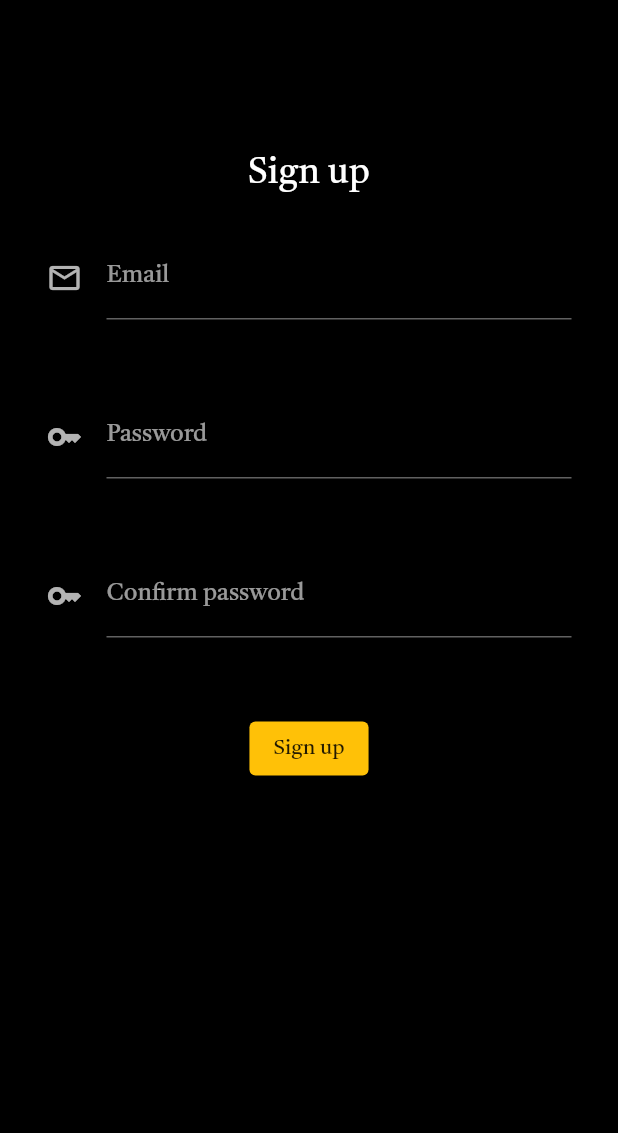
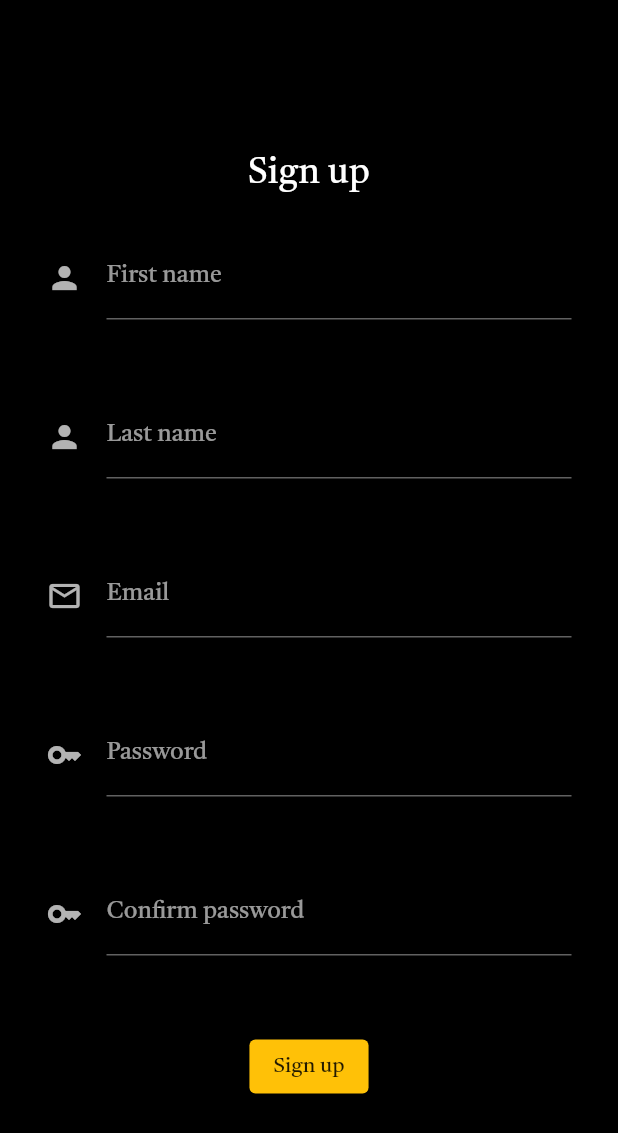
Before and after one commit to VicBVic/self-note, a Flutter app: the SignupPage screen opened by its route, on a phone screen of 412 x 824 dp. Shown: the top 1133 px of the screen. Run offline on Flutter 3.47's test engine with Material 2 defaults, Android fonts, the light colour scheme and no system bars; our stand-ins replace cloud_firestore, firebase_auth, firebase_core, flutter_colorpicker, flutter_riverpod, shared_preferences; missing offline and left inert: dart:html, painter; accounts and stored records are empty; network calls fail.

Commit message:
fixed some warnings, fixed firebase, fixed code, fixed errors

```diff
--- a/lib/auth/signup.dart
+++ b/lib/auth/signup.dart
@@ -1,27 +1,35 @@
-// ignore_for_file: prefer_const_constructors
-import 'package:firebase_core/firebase_core.dart';
 import 'package:firebase_auth/firebase_auth.dart';
 import 'package:flutter/material.dart';
 import 'package:itec20222/robertstore.dart';
 
 class SignupPage extends StatefulWidget {
-  // ignore: prefer_const_constructors_in_immutables
-  SignupPage({Key? key}) : super(key: key);
+  const SignupPage({Key? key}) : super(key: key);
 
   @override
   State<SignupPage> createState() => _SignupPageState();
 }
 
-Future<bool> signup(var email, var pass, var confpass, var context) async {
+Future<bool> signup(String fname, String lname, String email, String pass,
+    String confpass, var context) async {
   String error = "";
 
+  if (fname == "" ||
+      lname == "" ||
+      email == "" ||
+      pass == "" ||
+      confpass == "") {
+    error = "You have not completed all fields";
+  }
+
+  if (error == "") {
     if (pass == confpass) {
       try {
-      final credential =
-          await FirebaseAuth.instance.createUserWithEmailAndPassword(
+        //final credential =
+        var u = await FirebaseAuth.instance.createUserWithEmailAndPassword(
           email: email,
           password: pass,
         );
+        await Robertstore.instance.createUser(u.user!.uid, fname, lname);
       } on FirebaseAuthException catch (e) {
         if (e.code == 'weak-password') {
           error = 'The password provided is too weak.';
@@ -34,23 +42,24 @@ Future<bool> signup(var email, var pass, var confpass, var context) async {
     } else {
       error = "The passwords do not match!";
     }
+  }
 
   if (error != "") {
     showDialog(
         context: context,
         builder: (ontext) => AlertDialog(
-              title: Text("Error"),
+              title: const Text("Error"),
               content: SingleChildScrollView(
                 child: ListBody(
                   children: [
                     Text(error),
-                    Text("Please try again!"),
+                    const Text("Please try again!"),
                   ],
                 ),
               ),
               actions: [
                 TextButton(
-                  child: Text("Ok"),
+                  child: const Text("Ok"),
                   onPressed: () {
                     Navigator.of(context).pop();
                   },
@@ -63,59 +72,79 @@ Future<bool> signup(var email, var pass, var confpass, var context) async {
 }
 
 class _SignupPageState extends State<SignupPage> {
-  TextEditingController emailcontroller = new TextEditingController();
-  TextEditingController passwordcontroller = new TextEditingController();
-  TextEditingController confirmpasswordcontroller = new TextEditingController();
+  TextEditingController fnamecontroller = TextEditingController();
+  TextEditingController lnamecontroller = TextEditingController();
+  TextEditingController emailcontroller = TextEditingController();
+  TextEditingController passwordcontroller = TextEditingController();
+  TextEditingController confirmpasswordcontroller = TextEditingController();
 
   @override
   Widget build(BuildContext context) {
     return Scaffold(
       body: Center(
           child: Padding(
-        padding: EdgeInsets.only(top: 100),
+        padding: const EdgeInsets.only(top: 100),
         child: SizedBox(
           width: 350,
           child: Column(
             children: [
-              Text(
+              const Text(
                 "Sign up",
                 style: TextStyle(fontSize: 24),
               ),
               Padding(
-                padding: EdgeInsets.only(top: 25, bottom: 25),
+                padding: const EdgeInsets.only(top: 25, bottom: 25),
+                child: TextFormField(
+                  controller: fnamecontroller,
+                  decoration: const InputDecoration(
+                      icon: Icon(Icons.person), labelText: "First name"),
+                ),
+              ),
+              Padding(
+                padding: const EdgeInsets.only(top: 25, bottom: 25),
+                child: TextFormField(
+                  controller: lnamecontroller,
+                  decoration: const InputDecoration(
+                      icon: Icon(Icons.person), labelText: "Last name"),
+                ),
+              ),
+              Padding(
+                padding: const EdgeInsets.only(top: 25, bottom: 25),
                 child: TextFormField(
                   controller: emailcontroller,
-                  decoration: InputDecoration(
+                  decoration: const InputDecoration(
                       icon: Icon(Icons.email_outlined), labelText: "Email"),
                 ),
               ),
               Padding(
-                padding: EdgeInsets.only(top: 25, bottom: 25),
+                padding: const EdgeInsets.only(top: 25, bottom: 25),
                 child: TextFormField(
                   controller: passwordcontroller,
                   obscureText: true,
-                  decoration: InputDecoration(
+                  decoration: const InputDecoration(
                     icon: Icon(Icons.key),
                     labelText: "Password",
                   ),
                 ),
               ),
               Padding(
-                padding: EdgeInsets.only(top: 25, bottom: 25),
+                padding: const EdgeInsets.only(top: 25, bottom: 25),
                 child: TextFormField(
                   controller: confirmpasswordcontroller,
                   obscureText: true,
-                  decoration: InputDecoration(
+                  decoration: const InputDecoration(
                     icon: Icon(Icons.key),
                     labelText: "Confirm password",
                   ),
                 ),
               ),
               Padding(
-                padding: EdgeInsets.only(top: 25, bottom: 25),
+                padding: const EdgeInsets.only(top: 25, bottom: 25),
                 child: ElevatedButton(
-                  child: Text("Sign up"),
+                  child: const Text("Sign up"),
                   onPressed: () => signup(
+                          fnamecontroller.text,
+                          lnamecontroller.text,
                           emailcontroller.text,
                           passwordcontroller.text,
                           confirmpasswordcontroller.text,
--- a/lib/screens/paper_editors/paper_good/paper_good.dart
+++ b/lib/screens/paper_editors/paper_good/paper_good.dart
@@ -4,7 +4,6 @@ import 'package:flutter/material.dart';
 import 'package:flutter/services.dart';
 import 'package:itec20222/screens/paper_editors/paper_good/papergood_interactable.dart';
 import 'package:itec20222/widgets/paragraph-provider.dart';
-import 'package:itec20222/widgets/wavy_container.dart';
 
 class PaperGood extends StatefulWidget {
   const PaperGood({
@@ -39,7 +38,7 @@ class _PaperGoodState extends State<PaperGood> {
         crossAxisAlignment: CrossAxisAlignment.stretch,
         children: [
               Padding(
-                padding: EdgeInsets.fromLTRB(64, 16, 0, 32),
+                padding: const EdgeInsets.fromLTRB(64, 16, 0, 32),
                 child: Text(
                   'Not all is lightless still.',
                   style: h1.copyWith(
```
Also changed, not shown: lib/auth/signin.dart (+18 -19 lines), lib/main.dart (+3 -6 lines), lib/robertstore.dart (+51 -29 lines), lib/screens/desktop_homescreen.dart (+22 -19 lines), lib/screens/good_memories.dart (+2 -6 lines), lib/screens/paper_editors/paper_bad/paper_bad.dart (+9 -15 lines), lib/screens/paper_editors/paper_bad/paperbad_interactable.dart (+8 -8 lines), lib/widgets/paragraph-provider.dart (+17 -11 lines), pubspec.yaml (+4 -4 lines), pubspec.lock, 1 other file. Lines whose indentation alone changed are shown as unchanged.
